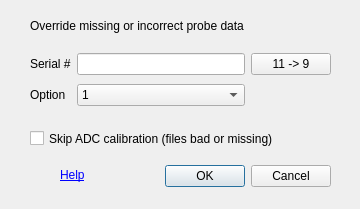
The window that Forms/IMForceDlg.ui (billkarsh/SpikeGLX) describes before a commit, drawn with Qt 5.
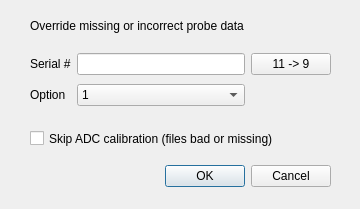
The same window after the commit.

Patch:
```diff
--- a/Forms/IMForceDlg.ui
+++ b/Forms/IMForceDlg.ui
@@ -146,19 +146,6 @@
     <string>Skip ADC calibration (files bad or missing)</string>
    </property>
   </widget>
-  <widget class="QLabel" name="helpLbl">
-   <property name="geometry">
-    <rect>
-     <x>60</x>
-     <y>160</y>
-     <width>51</width>
-     <height>31</height>
-    </rect>
-   </property>
-   <property name="text">
-    <string>&lt;html&gt;&lt;head/&gt;&lt;body&gt;&lt;p&gt;&lt;a href=&quot;blah&quot;&gt;&lt;span style=&quot; text-decoration: underline; color:#0000ff;&quot;&gt;Help&lt;/span&gt;&lt;/a&gt;&lt;/p&gt;&lt;/body&gt;&lt;/html&gt;</string>
-   </property>
-  </widget>
  </widget>
  <tabstops>
   <tabstop>snLE</tabstop>
```
